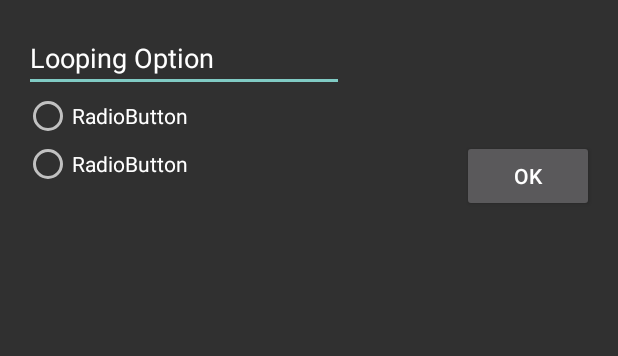
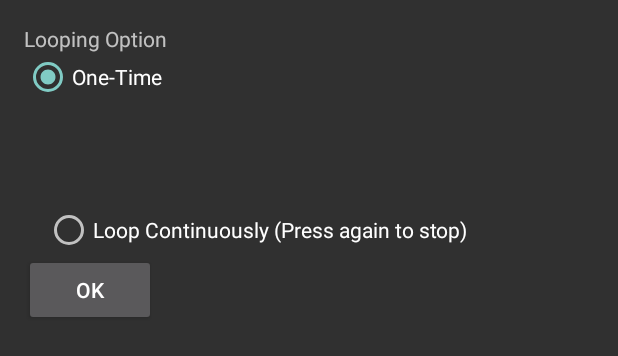
Before and after one commit to samuel-flynn/careless-whisper-widget, an Android app: the layout activity_careless_whisper_widget_configure.xml on its own in the app's theme, with its tools: preview values and no code run, on a phone screen of 412 x 824 dp. Shown: the top 356 px of the screen. Run offline under Robolectric (Android 15) with nearby library versions, the phone set to English and light mode, and no system bars.

Commit message:
Moderate progress on looping configuration. Need to do radio button iterating, preference segmentation per-widget

```diff
--- a/app/build.gradle
+++ b/app/build.gradle
@@ -20,10 +20,11 @@ android {
 }
 
 dependencies {
-    compile fileTree(dir: 'libs', include: ['*.jar'])
+    compile fileTree(include: ['*.jar'], dir: 'libs')
     androidTestCompile('com.android.support.test.espresso:espresso-core:2.2.2', {
         exclude group: 'com.android.support', module: 'support-annotations'
     })
     compile 'com.android.support:appcompat-v7:25.3.1'
     testCompile 'junit:junit:4.12'
+    compile project(':soundboard-media-player')
 }
--- a/app/src/main/res/layout/activity_careless_whisper_widget_configure.xml
+++ b/app/src/main/res/layout/activity_careless_whisper_widget_configure.xml
@@ -10,42 +10,50 @@
     android:paddingTop="@dimen/activity_vertical_margin"
     tools:context="com.flynnsam.carelesswhisperwidget.activity.CarelessWhisperWidgetConfigureActivity">
 
+    <TextView
+        android:id="@+id/textView"
+        android:layout_width="wrap_content"
+        android:layout_height="wrap_content"
+        android:layout_alignParentLeft="true"
+        android:layout_alignParentStart="true"
+        android:layout_alignParentTop="true"
+        android:text="@string/playback_type_desc" />
+
+    <RadioGroup
+        android:layout_width="wrap_content"
+        android:layout_height="wrap_content"
+        android:id="@+id/radioGroup"
+        android:layout_below="@+id/textView"
+        android:layout_alignParentLeft="true"
+        android:layout_alignParentStart="true">
+
+        <RadioButton
+            android:id="@+id/playback_radio_one_time"
+            android:layout_width="wrap_content"
+            android:layout_height="wrap_content"
+            android:layout_weight="1"
+            android:checked="true"
+            android:text="@string/one_time_option_desc" />
+
+        <RadioButton
+            android:id="@+id/playback_radio_loop"
+            android:layout_width="wrap_content"
+            android:layout_height="wrap_content"
+            android:layout_marginLeft="14dp"
+            android:layout_marginStart="14dp"
+            android:layout_marginTop="70dp"
+            android:layout_weight="1"
+            android:text="@string/loop_option_desc" />
+
+    </RadioGroup>
+
     <Button
         android:text="@android:string/ok"
         android:layout_width="wrap_content"
         android:layout_height="wrap_content"
         android:id="@+id/okButton"
-        android:layout_below="@+id/radioButton2"
-        android:layout_alignParentRight="true"
-        android:layout_alignParentEnd="true" />
-
-    <RadioButton
-        android:id="@+id/loop"
-        android:layout_width="wrap_content"
-        android:layout_height="wrap_content"
-        android:text="RadioButton"
-        android:layout_below="@+id/radioButton2"
+        android:layout_below="@+id/radioGroup"
         android:layout_alignParentLeft="true"
         android:layout_alignParentStart="true" />
 
-    <RadioButton
-        android:id="@+id/radioButton2"
-        android:layout_width="wrap_content"
-        android:layout_height="wrap_content"
-        android:text="RadioButton"
-        android:layout_below="@+id/editText"
-        android:layout_alignParentLeft="true"
-        android:layout_alignParentStart="true" />
-
-    <EditText
-        android:id="@+id/editText"
-        android:layout_width="wrap_content"
-        android:layout_height="wrap_content"
-        android:layout_alignParentLeft="true"
-        android:layout_alignParentStart="true"
-        android:layout_alignParentTop="true"
-        android:editable="false"
-        android:ems="10"
-        android:inputType="textPersonName"
-        android:text="@string/loop_option_desc" />
 </RelativeLayout>
--- a/app/src/main/res/values/strings.xml
+++ b/app/src/main/res/values/strings.xml
@@ -1,7 +1,18 @@
 <resources>
+
+    <!-- System -->
     <string name="app_name">Careless Whisper Widget</string>
     <string name="button_label">Careless Whisper</string>
+
+    <!-- Preference strings -->
     <string name="preference_repo_name">com.flynnsam.carelesswhisperwidget.PrefsMain</string>
-    <string name="max_volume_preference_key">com.flynnsam.carelesswhisperwidget.MaxVolumeOnPress</string>
-    <string name="loop_option_desc">Looping Option</string>
+    <string name="preference_playback_option">com.flynnsam.carelesswhisperwidget.PlaybackOption</string>
+
+    <!-- Event names -->
+    <string name="play_action">com.flynnsam.carelesswhisperwidget.PlayAction</string>
+
+    <!-- UI labels -->
+    <string name="playback_type_desc">Looping Option</string>
+    <string name="loop_option_desc">Loop Continuously (Press again to stop)</string>
+    <string name="one_time_option_desc">One-Time</string>
 </resources>
```
Also changed, not shown: app/src/main/java/com/flynnsam/carelesswhisperwidget/activity/CarelessWhisperWidgetConfigureActivity.java (+4 -6 lines), app/src/main/java/com/flynnsam/carelesswhisperwidget/options/PlaybackType.java (added, +25 -0 lines), app/src/main/java/com/flynnsam/carelesswhisperwidget/provider/CarelessWhisperAppWidgetProvider.java (+15 -4 lines).
